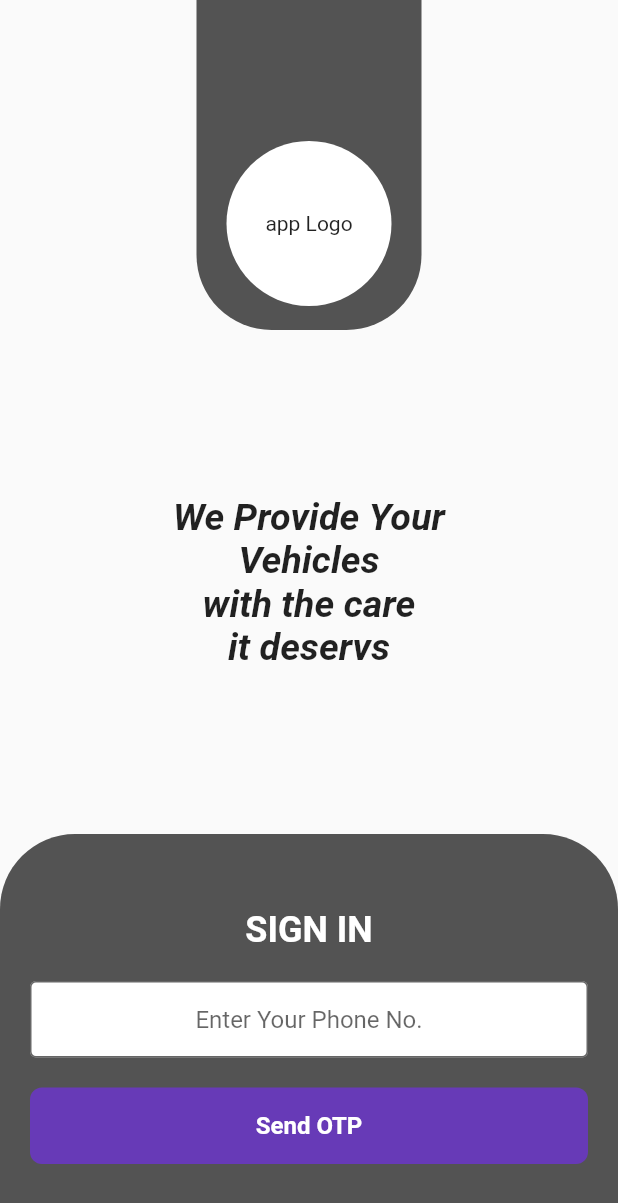
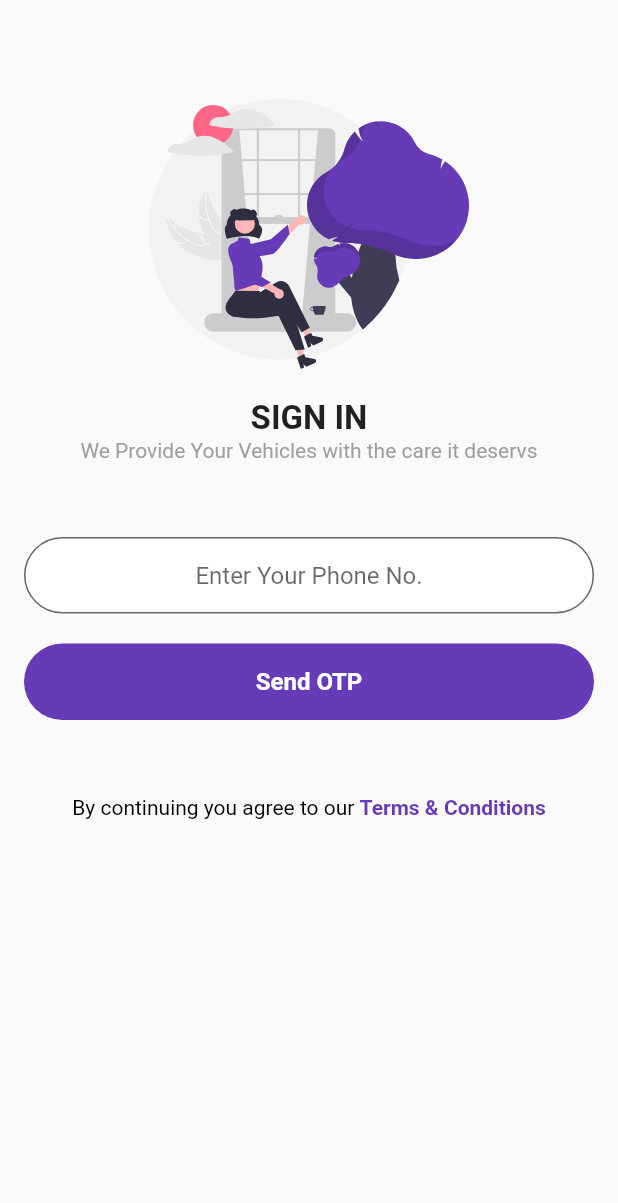
Before and after one commit to nandaydas/bike_service_app, a Flutter app: the screen it shows after launch, on a phone screen of 412 x 824 dp. Shown: the top 1203 px of the screen. Run offline on Flutter 3.47's test engine with Material 2 defaults, Android fonts, the phone set to English and light mode, and no system bars; our stand-ins replace cached_network_image, cloud_firestore, firebase_auth, firebase_core, flutter_easyloading, flutter_svg and 3 more; missing offline and left inert: paginate_firestore; accounts and stored records are empty.

Commit message:
singin and otp final ui

```diff
--- a/lib/view/User_side/s_centers_page.dart
+++ b/lib/view/User_side/s_centers_page.dart
@@ -23,6 +23,7 @@ class ServicesPage extends StatelessWidget {
       itemBuilderType: PaginateBuilderType.listView,
       // to fetch real-time data
       isLive: true,
+      itemsPerPage: 20,
     );
   }
 }
--- a/lib/view/history_page.dart
+++ b/lib/view/history_page.dart
@@ -44,6 +44,7 @@ class _HistoryPageState extends State<HistoryPage> {
       itemBuilderType: PaginateBuilderType.listView,
       // to fetch real-time data
       isLive: true,
+      itemsPerPage: 20,
     );
   }
 }
--- a/lib/view/otp.dart
+++ b/lib/view/otp.dart
@@ -15,6 +15,7 @@ class OTP extends StatelessWidget {
   Widget build(BuildContext context) {
     return Scaffold(
       body: SafeArea(
+        child: SingleChildScrollView(
           child: Container(
             margin: const EdgeInsets.all(16),
             child: Column(
@@ -23,7 +24,7 @@ class OTP extends StatelessWidget {
                   child: Column(
                     children: [
                       SizedBox(
-                      height: 20,
+                        height: 50,
                       ),
                       SvgPicture.asset(
                         'assets/message_sent.svg',
@@ -35,12 +36,12 @@ class OTP extends StatelessWidget {
                       ),
                       Text(
                         'VERIFICATION',
-                      style:
-                          TextStyle(fontWeight: FontWeight.bold, fontSize: 22),
+                        style: TextStyle(
+                            fontWeight: FontWeight.bold, fontSize: 22),
                       ),
                       Text(
                         'You wil get an OTP via SMS',
-                      style: TextStyle(fontSize: 16, color: Colors.grey),
+                        style: TextStyle(fontSize: 14, color: Colors.grey),
                       ),
                       SizedBox(
                         height: 50,
@@ -49,11 +50,14 @@ class OTP extends StatelessWidget {
                         controller: ac.smsController,
                         keyboardType: TextInputType.number,
                         textAlign: TextAlign.center,
-                      decoration: const InputDecoration(
+                        decoration: InputDecoration(
+                          filled: true,
+                          fillColor: Colors.white,
                           hintText: 'Enter Your OTP',
-                        border: OutlineInputBorder(),
-                        contentPadding:
-                            EdgeInsets.symmetric(vertical: 16, horizontal: 20),
+                          border: OutlineInputBorder(
+                              borderRadius: BorderRadius.circular(50)),
+                          contentPadding: EdgeInsets.symmetric(
+                              vertical: 16, horizontal: 20),
                         ),
                       ),
                       SizedBox(
@@ -68,7 +72,7 @@ class OTP extends StatelessWidget {
                     padding: const EdgeInsets.all(16),
                     decoration: BoxDecoration(
                       color: primaryColor,
-                    borderRadius: BorderRadius.circular(8),
+                      borderRadius: BorderRadius.circular(50),
                     ),
                     child: Row(
                       mainAxisAlignment: MainAxisAlignment.center,
@@ -85,7 +89,7 @@ class OTP extends StatelessWidget {
                   ),
                 ),
                 SizedBox(
-                height: 20,
+                  height: 50,
                 ),
                 RichText(
                   text: TextSpan(children: [
@@ -98,6 +102,7 @@ class OTP extends StatelessWidget {
                     TextSpan(
                         text: 'Resend OTP',
                         style: TextStyle(
+                          fontWeight: FontWeight.bold,
                           color: primaryColor,
                         ),
                         recognizer: TapGestureRecognizer()..onTap = () {}),
@@ -107,6 +112,7 @@ class OTP extends StatelessWidget {
             ),
           ),
         ),
+      ),
     );
   }
 }
--- a/lib/view/signin.dart
+++ b/lib/view/signin.dart
@@ -1,5 +1,7 @@
 import 'package:bike_service_app/constants/color_const.dart';
+import 'package:flutter/gestures.dart';
 import 'package:flutter/material.dart';
+import 'package:flutter_svg/flutter_svg.dart';
 import 'package:get/get.dart';
 import 'package:firebase_core/firebase_core.dart';
 import '../controller/auth_controller.dart';
@@ -11,96 +13,63 @@ class SignIn extends StatelessWidget {
   Widget build(BuildContext context) {
     AuthController ac = Get.find<AuthController>();
     return Scaffold(
-      body: SingleChildScrollView(
+      body: SafeArea(
+        child: SingleChildScrollView(
+          child: Container(
+            margin: const EdgeInsets.all(16),
             child: Column(
               children: [
-            Container(
-                height: 220,
-                width: 150,
-                decoration: BoxDecoration(
-                    color: Color.fromARGB(170, 0, 0, 0),
-                    borderRadius: BorderRadius.only(
-                      bottomLeft: Radius.circular(50),
-                      bottomRight: Radius.circular(50),
-                    )),
-                child: Column(
-                  mainAxisAlignment: MainAxisAlignment.end,
-                  children: [
-                    Container(
-                      margin: EdgeInsets.all(16),
-                      height: 110,
-                      width: 110,
-                      decoration: BoxDecoration(
-                          color: Colors.white,
-                          borderRadius: BorderRadius.all(Radius.circular(100))),
-                      child: Center(child: Text('app Logo')),
+                SizedBox(
+                  height: 50,
                 ),
-                  ],
-                )),
-            SizedBox(height: 110),
-            Container(
-              child: Text(
-                'We Provide Your\nVehicles\nwith the care\nit deservs',
+                SvgPicture.asset(
+                  'assets/welcome_re.svg',
+                  height: 180,
+                  width: double.infinity,
+                ),
+                SizedBox(
+                  height: 20,
+                ),
+                Text(
+                  'SIGN IN',
+                  style: TextStyle(fontWeight: FontWeight.bold, fontSize: 22),
+                ),
+                Text(
+                  'We Provide Your Vehicles with the care it deservs',
                   textAlign: TextAlign.center,
                   style: TextStyle(
-                    fontSize: 25,
-                    fontWeight: FontWeight.bold,
-                    fontStyle: FontStyle.italic),
+                    color: Colors.grey,
+                    fontSize: 14,
                   ),
                 ),
-            SizedBox(height: 110),
-            Container(
-                width: double.infinity,
-                decoration: BoxDecoration(
-                    color: Color.fromARGB(170, 0, 0, 0),
-                    borderRadius: BorderRadius.only(
-                      topLeft: Radius.circular(50),
-                      topRight: Radius.circular(50),
-                    )),
-                child: Column(
-                  mainAxisAlignment: MainAxisAlignment.end,
-                  children: [
-                    SizedBox(height: 50),
-                    Text(
-                      'SIGN IN',
-                      style: TextStyle(
-                        color: Colors.white,
-                        fontWeight: FontWeight.bold,
-                        fontSize: 24,
+                SizedBox(
+                  height: 50,
                 ),
-                    ),
-                    SizedBox(height: 20),
-                    Container(
-                      margin: EdgeInsets.symmetric(horizontal: 20),
-                      child: TextField(
+                TextField(
                   textAlign: TextAlign.center,
                   focusNode: ac.focus,
                   controller: ac.phoneNumberController,
                   keyboardType: TextInputType.phone,
-                        decoration: const InputDecoration(
+                  decoration: InputDecoration(
                     filled: true,
                     fillColor: Colors.white,
                     hintText: 'Enter Your Phone No.',
-                          border: OutlineInputBorder(),
-                          contentPadding: EdgeInsets.only(
-                            left: 20,
-                            right: 20,
-                            top: 16,
-                            bottom: 16,
+                    border: OutlineInputBorder(
+                        borderRadius: BorderRadius.circular(50)),
+                    contentPadding:
+                        EdgeInsets.symmetric(vertical: 16, horizontal: 20),
                   ),
                 ),
+                SizedBox(
+                  height: 20,
                 ),
-                    ),
-                    const SizedBox(height: 20),
-                    Container(
-                      margin: EdgeInsets.symmetric(horizontal: 20),
-                      child: InkWell(
+                InkWell(
                   onTap: ac.signup,
                   child: Container(
                     padding: const EdgeInsets.all(16),
                     decoration: BoxDecoration(
                       color: primaryColor,
-                            borderRadius: BorderRadius.circular(8),
+                      borderRadius: BorderRadius.circular(50),
                     ),
                     child: Row(
                       mainAxisAlignment: MainAxisAlignment.center,
@@ -117,11 +86,29 @@ class SignIn extends StatelessWidget {
                     ),
                   ),
                 ),
+                SizedBox(
+                  height: 50,
                 ),
-                    const SizedBox(height: 70),
+                RichText(
+                  text: TextSpan(children: [
+                    TextSpan(
+                      text: 'By continuing you agree to our ',
+                      style: TextStyle(
+                        color: Colors.black,
+                      ),
+                    ),
+                    TextSpan(
+                        text: 'Terms & Conditions',
+                        style: TextStyle(
+                          fontWeight: FontWeight.bold,
+                          color: primaryColor,
+                        ),
+                        recognizer: TapGestureRecognizer()..onTap = () {}),
+                  ]),
+                ),
               ],
-                )),
-          ],
+            ),
+          ),
         ),
       ),
     );
--- a/pubspec.yaml
+++ b/pubspec.yaml
@@ -72,7 +72,7 @@ flutter:
 
   # To add assets to your application, add an assets section, like this:
   assets:
-    - assets/message_sent.svg
+    - assets/
 
   # An image asset can refer to one or more resolution-specific "variants", see
   # https://flutter.dev/assets-and-images/#resolution-aware
```
Also changed, not shown: assets/welcome_re.svg (added). Lines whose indentation alone changed are shown as unchanged.
